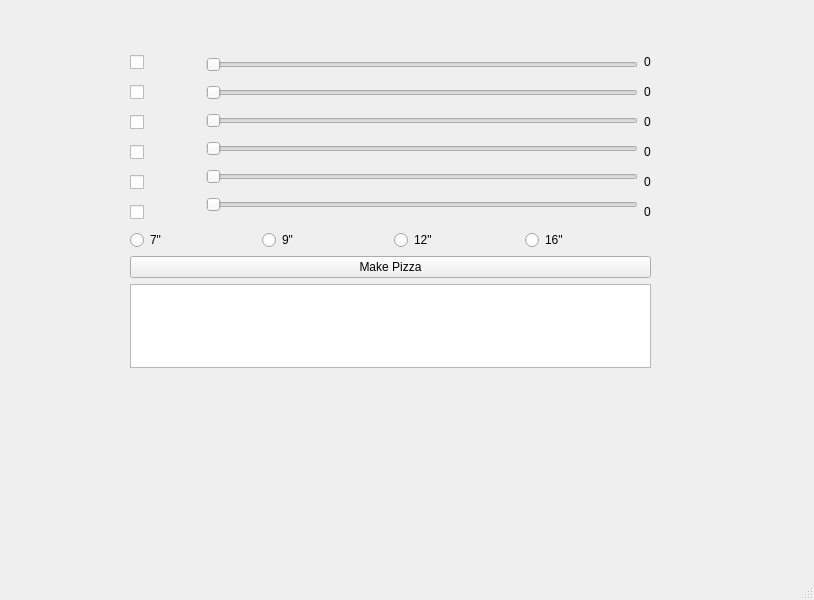
The window that mainwindow.ui (TheStoneGoblin/CS4076) describes before a commit, drawn with Qt 5.
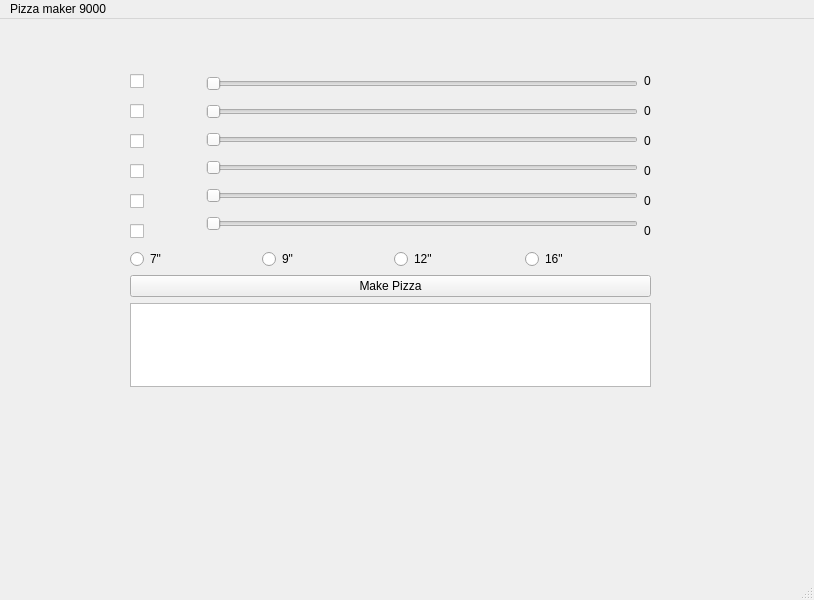
The same window after the commit. Icons and pictures are not drawn.

Patch:
```diff
--- a/mainwindow.ui
+++ b/mainwindow.ui
@@ -75,16 +75,6 @@
        <item>
         <widget class="QCheckBox" name="checkBox_2">
          <property name="styleSheet">
-          <string notr="true">image: url(:/corn.png);</string>
-         </property>
-         <property name="text">
-          <string>ㅤㅤㅤㅤ</string>
-         </property>
-        </widget>
-       </item>
-       <item>
-        <widget class="QCheckBox" name="checkBox">
-         <property name="styleSheet">
           <string notr="true">image: url(:/cheese.png);</string>
          </property>
          <property name="text">
@@ -92,6 +82,16 @@
          </property>
         </widget>
        </item>
+       <item>
+        <widget class="QCheckBox" name="checkBox">
+         <property name="styleSheet">
+          <string notr="true">image: url(:/corn.png);</string>
+         </property>
+         <property name="text">
+          <string>ㅤㅤㅤㅤ</string>
+         </property>
+        </widget>
+       </item>
        <item>
         <widget class="QCheckBox" name="checkBox_3">
          <property name="styleSheet">
@@ -252,6 +252,14 @@
      <height>20</height>
     </rect>
    </property>
+   <widget class="QMenu" name="menuPizza_maker_9000">
+    <property name="title">
+     <string>Pizza maker 9000</string>
+    </property>
+    <addaction name="separator"/>
+    <addaction name="actionQuit"/>
+   </widget>
+   <addaction name="menuPizza_maker_9000"/>
   </widget>
   <widget class="QStatusBar" name="statusbar"/>
  </widget>
```
Left out of the diff: 7 changed lines with no effect on the pictures.
